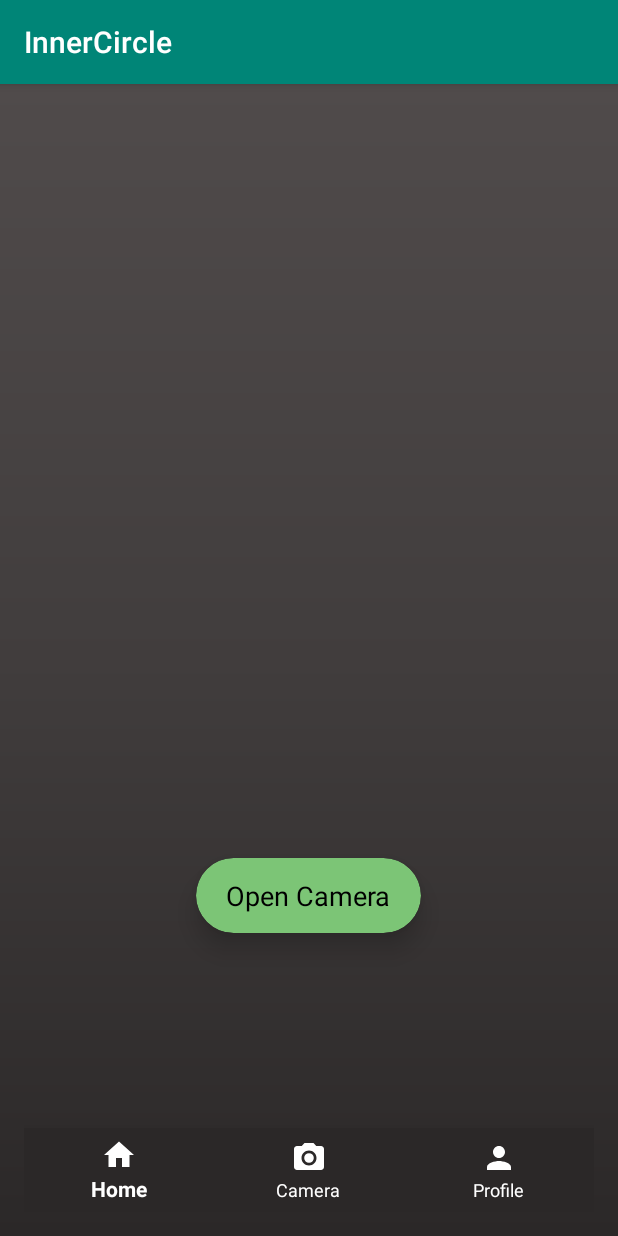
After one commit to mzschandy/InnerCircle, an Android app: the CameraActivity screen opened directly, with no data from a screen before it, on a phone screen of 412 x 824 dp. The commit adds this screen. Run offline under Robolectric (Android 15) with nearby library versions, the phone set to English and light mode, and no system bars.

Commit message:
Added bottom navigation

```diff
--- a/app/build.gradle
+++ b/app/build.gradle
@@ -35,6 +35,7 @@ dependencies {
     implementation 'com.google.firebase:firebase-database:15.0.0'
     implementation 'androidx.recyclerview:recyclerview:1.1.0'
     implementation 'com.squareup.picasso:picasso:2.71828'
+    implementation 'com.google.android.material:material:1.0.0'
 }
 
 apply plugin: 'com.google.gms.google-services'
--- a/app/src/main/AndroidManifest.xml
+++ b/app/src/main/AndroidManifest.xml
@@ -11,8 +11,10 @@
         android:roundIcon="@mipmap/ic_launcher_round"
         android:supportsRtl="true"
         android:theme="@style/AppTheme">
-        <activity android:name=".ActivityFeed"></activity>
-        <activity android:name=".MainActivity"></activity>
+        <activity android:name=".CameraActivity"></activity>
+        <activity android:name=".ActivityFeed" />
+        <activity android:name=".MainActivity" />
+        <activity android:name=".ProfileActivity" />
         <activity
             android:name=".SplashActivity"
             android:theme="@style/Theme.AppCompat.NoActionBar">
--- /dev/null
+++ b/app/src/main/java/com/example/innercircle/CameraActivity.java
@@ -0,0 +1,72 @@
+package com.example.innercircle;
+
+import androidx.annotation.NonNull;
+import androidx.annotation.Nullable;
+import androidx.appcompat.app.AppCompatActivity;
+import androidx.cardview.widget.CardView;
+
+import android.content.Intent;
+import android.graphics.Bitmap;
+import android.os.Bundle;
+import android.provider.MediaStore;
+import android.view.MenuItem;
+import android.view.View;
+import android.widget.Button;
+import android.widget.ImageView;
+
+import com.google.android.material.bottomnavigation.BottomNavigationView;
+
+public class CameraActivity extends AppCompatActivity {
+
+    ImageView imageView;
+
+    @Override
+    protected void onCreate(@Nullable Bundle savedInstanceState) {
+        super.onCreate(savedInstanceState);
+        setContentView(R.layout.activity_camera);
+
+        BottomNavigationView bottomNavigationView = (BottomNavigationView) findViewById(R.id.bottom_navigation);
+        bottomNavigationView.setOnNavigationItemSelectedListener(new BottomNavigationView.OnNavigationItemSelectedListener() {
+            @Override
+            public boolean onNavigationItemSelected(@NonNull MenuItem item) {
+                switch (item.getItemId()) {
+
+                    case R.id.nav_home:
+                        Intent intent3 = new Intent(CameraActivity.this, ActivityFeed.class);
+                        startActivity(intent3);
+                        item.setChecked(true);
+                        break;
+                    case R.id.nav_camera:
+                        break;
+                    case R.id.nav_profile:
+                        Intent intent4 = new Intent(CameraActivity.this, ProfileActivity.class);
+                        startActivity(intent4);
+                        item.setChecked(true);
+                        break;
+                }
+
+                return true;
+            }
+        });
+
+        CardView btnCamera = (CardView) findViewById(R.id.btnCamera);
+        imageView = (ImageView)findViewById(R.id.Logo);
+
+        btnCamera.setOnClickListener(new View.OnClickListener() {
+            @Override
+            public void onClick(View view) {
+                Intent intent = new Intent(MediaStore.ACTION_IMAGE_CAPTURE);
+                startActivityForResult(intent, 0);
+            }
+
+        });
+    }
+
+    @Override
+    protected void onActivityResult(int requestCode, int resultCode, Intent data){
+        super.onActivityResult(requestCode, resultCode, data);
+        Bitmap bitmap = (Bitmap)data.getExtras().get("data");
+        imageView.setImageBitmap(bitmap);
+    }
+
+}
--- a/app/src/main/java/com/example/innercircle/MainActivity.java
+++ b/app/src/main/java/com/example/innercircle/MainActivity.java
@@ -45,6 +45,8 @@ public class MainActivity extends AppCompatActivity {
             Intent intent = new Intent(this, ActivityFeed.class);
             startActivity(intent);
         }
+
+
     }
 
     public void signIn(View view) {
--- /dev/null
+++ b/app/src/main/res/drawable-v24/gradient.xml
@@ -0,0 +1,11 @@
+<?xml version="1.0" encoding="utf-8"?>
+<shape xmlns:android="http://schemas.android.com/apk/res/android"
+    android:shape="rectangle">
+    <gradient
+        android:startColor="#504B4B"
+        android:centerColor="#413D3D"
+        android:endColor="#2B2828"
+        android:angle="-90"/>
+    <corners
+        android:radius="0dp"/>
+</shape>
--- /dev/null
+++ b/app/src/main/res/drawable-v24/ic_camera_alt_gray_24dp.xml
@@ -0,0 +1,6 @@
+<vector android:height="24dp" android:tint="#E1E1E1"
+    android:viewportHeight="24.0" android:viewportWidth="24.0"
+    android:width="24dp" xmlns:android="http://schemas.android.com/apk/res/android">
+    <path android:fillColor="#FF000000" android:pathData="M12,12m-3.2,0a3.2,3.2 0,1 1,6.4 0a3.2,3.2 0,1 1,-6.4 0"/>
+    <path android:fillColor="#FF000000" android:pathData="M9,2L7.17,4L4,4c-1.1,0 -2,0.9 -2,2v12c0,1.1 0.9,2 2,2h16c1.1,0 2,-0.9 2,-2L22,6c0,-1.1 -0.9,-2 -2,-2h-3.17L15,2L9,2zM12,17c-2.76,0 -5,-2.24 -5,-5s2.24,-5 5,-5 5,2.24 5,5 -2.24,5 -5,5z"/>
+</vector>
--- /dev/null
+++ b/app/src/main/res/drawable-v24/ic_home_gray_24dp.xml
@@ -0,0 +1,5 @@
+<vector android:height="24dp" android:tint="#E1E1E1"
+    android:viewportHeight="24.0" android:viewportWidth="24.0"
+    android:width="24dp" xmlns:android="http://schemas.android.com/apk/res/android">
+    <path android:fillColor="#FF000000" android:pathData="M10,20v-6h4v6h5v-8h3L12,3 2,12h3v8z"/>
+</vector>
--- /dev/null
+++ b/app/src/main/res/drawable-v24/ic_person_gray_24dp.xml
@@ -0,0 +1,5 @@
+<vector android:height="24dp" android:tint="#E1E1E1"
+    android:viewportHeight="24.0" android:viewportWidth="24.0"
+    android:width="24dp" xmlns:android="http://schemas.android.com/apk/res/android">
+    <path android:fillColor="#FF000000" android:pathData="M12,12c2.21,0 4,-1.79 4,-4s-1.79,-4 -4,-4 -4,1.79 -4,4 1.79,4 4,4zM12,14c-2.67,0 -8,1.34 -8,4v2h16v-2c0,-2.66 -5.33,-4 -8,-4z"/>
+</vector>
--- /dev/null
+++ b/app/src/main/res/layout/activity_camera.xml
@@ -0,0 +1,69 @@
+<?xml version="1.0" encoding="utf-8"?>
+<RelativeLayout xmlns:android="http://schemas.android.com/apk/res/android"
+    xmlns:app="http://schemas.android.com/apk/res-auto"
+    xmlns:tools="http://schemas.android.com/tools"
+    android:layout_width="match_parent"
+    android:layout_height="match_parent"
+    android:background="@drawable/gradient"
+    android:orientation="vertical"
+    android:paddingLeft="16dp"
+    android:paddingTop="16dp"
+    android:paddingRight="16dp"
+    android:paddingBottom="16dp"
+    android:weightSum="10"
+    tools:context=".CameraActivity">
+
+    <ImageView
+        android:id="@+id/Logo"
+        android:layout_width="match_parent"
+        android:layout_height="400dp"
+        android:layout_marginLeft="0dp"
+        android:layout_marginTop="70dp"
+        android:layout_marginRight="0dp" />
+
+    <FrameLayout
+        android:id="@+id/fragment_container"
+        android:layout_width="match_parent"
+        android:layout_height="match_parent"
+        android:layout_above="@id/bottom_navigation"
+        android:layout_marginBottom="-2dp">
+
+        <androidx.cardview.widget.CardView
+            android:id="@+id/btnCamera"
+            android:layout_width="150dp"
+            android:layout_height="50dp"
+            android:layout_gravity="center_horizontal"
+            android:layout_marginTop="500dp"
+            android:layout_marginBottom="20dp"
+            app:cardBackgroundColor="#7CC576"
+            app:cardCornerRadius="25dp"
+            app:cardElevation="10dp">
+
+            <RelativeLayout
+                android:layout_width="match_parent"
+                android:layout_height="match_parent">
+
+                <TextView
+                    android:id="@+id/Name"
+                    android:layout_width="wrap_content"
+                    android:layout_height="wrap_content"
+                    android:layout_centerInParent="true"
+                    android:text="Open Camera"
+                    android:textColor="#000000"
+                    android:textSize="18sp" />
+            </RelativeLayout>
+        </androidx.cardview.widget.CardView>
+
+    </FrameLayout>
+
+    <com.google.android.material.bottomnavigation.BottomNavigationView
+        android:id="@+id/bottom_navigation"
+        android:layout_width="match_parent"
+        android:layout_height="wrap_content"
+        android:layout_alignParentBottom="true"
+        app:itemBackground="@color/bottomNav"
+        app:itemIconTint="@android:color/white"
+        app:itemTextColor="@android:color/white"
+        app:menu="@menu/bottom_navigation" />
+
+</RelativeLayout>
--- /dev/null
+++ b/app/src/main/res/menu/bottom_navigation.xml
@@ -0,0 +1,20 @@
+<?xml version="1.0" encoding="utf-8"?>
+<menu xmlns:android="http://schemas.android.com/apk/res/android">
+    <item
+        android:id="@+id/nav_home"
+        android:enabled="true"
+        android:icon="@drawable/ic_home_gray_24dp"
+        android:title="Home" />
+
+    <item
+        android:id="@+id/nav_camera"
+        android:enabled="true"
+        android:icon="@drawable/ic_camera_alt_gray_24dp"
+        android:title="Camera" />
+
+    <item
+        android:id="@+id/nav_profile"
+        android:enabled="true"
+        android:icon="@drawable/ic_person_gray_24dp"
+        android:title="Profile" />
+</menu>
--- a/app/src/main/res/values/colors.xml
+++ b/app/src/main/res/values/colors.xml
@@ -4,4 +4,6 @@
     <color name="colorPrimaryDark">#00574B</color>
     <color name="colorAccent">#D81B60</color>
     <color name="backgroundColor">#2B2828</color>
+    <color name="bottomNav">#2B2828</color>
+    <color name="seekBar">#8000BFF3</color>
 </resources>
--- a/app/src/main/res/values/styles.xml
+++ b/app/src/main/res/values/styles.xml
@@ -8,4 +8,9 @@
         <item name="colorAccent">@color/colorAccent</item>
     </style>
 
+    <style name="SeekBarColor"
+        parent="Widget.AppCompat.SeekBar">
+        <item name="colorAccent">@color/seekBar</item>
+    </style>
+
 </resources>
```
Also changed, not shown: app/src/main/java/com/example/innercircle/ActivityFeed.java (+28 -0 lines), app/src/main/java/com/example/innercircle/ProfileActivity.java (+29 -0 lines), app/src/main/res/layout/activity_feed.xml (+23 -11 lines), app/src/main/res/layout/activity_profile.xml (+13 -0 lines).
